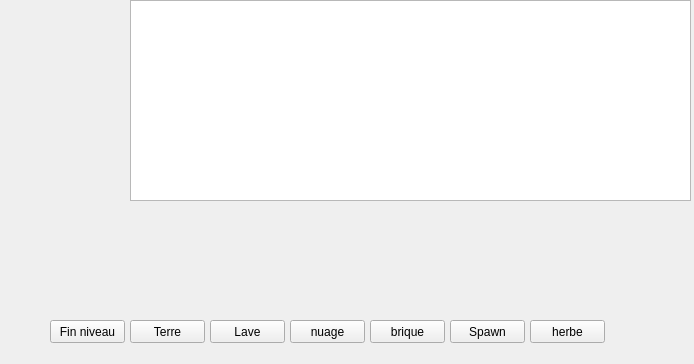
Before: the Qt Designer form mapeditor.ui in PoxProject/Cubipix, drawn with Qt 5.
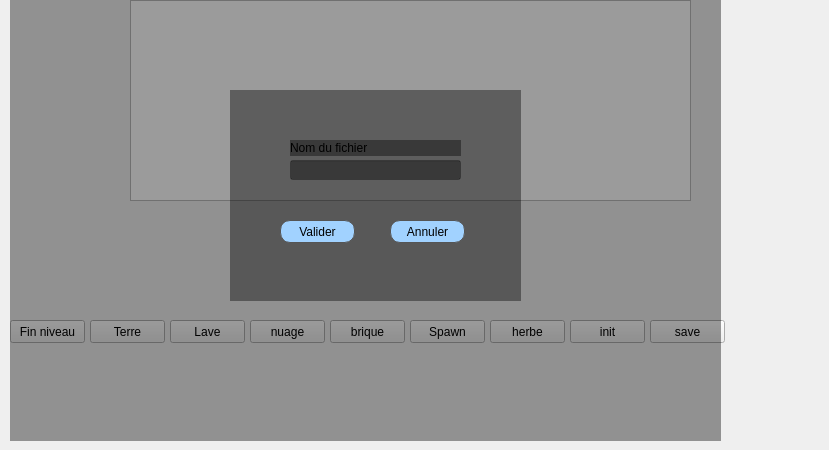
After: the same form once the commit is applied.

```diff
--- a/mapeditor.ui
+++ b/mapeditor.ui
@@ -6,10 +6,19 @@
    <rect>
     <x>0</x>
     <y>0</y>
-    <width>694</width>
-    <height>364</height>
+    <width>829</width>
+    <height>450</height>
    </rect>
   </property>
+  <property name="sizePolicy">
+   <sizepolicy hsizetype="Expanding" vsizetype="Expanding">
+    <horstretch>0</horstretch>
+    <verstretch>0</verstretch>
+   </sizepolicy>
+  </property>
+  <property name="mouseTracking">
+   <bool>true</bool>
+  </property>
   <property name="windowTitle">
    <string>MainWindow</string>
   </property>
@@ -23,13 +32,25 @@
       <height>201</height>
      </rect>
     </property>
+    <property name="sizePolicy">
+     <sizepolicy hsizetype="Fixed" vsizetype="Fixed">
+      <horstretch>0</horstretch>
+      <verstretch>0</verstretch>
+     </sizepolicy>
+    </property>
+    <property name="cursor" stdset="0">
+     <cursorShape>CrossCursor</cursorShape>
+    </property>
+    <property name="mouseTracking">
+     <bool>false</bool>
+    </property>
    </widget>
    <widget class="QWidget" name="widget" native="true">
     <property name="geometry">
      <rect>
-      <x>50</x>
+      <x>10</x>
       <y>320</y>
-      <width>561</width>
+      <width>791</width>
       <height>31</height>
      </rect>
     </property>
@@ -229,14 +250,131 @@
       <bool>false</bool>
      </property>
     </widget>
-    <zorder>pushButton_6</zorder>
-    <zorder>dirtButton</zorder>
-    <zorder>spawnButton</zorder>
-    <zorder>cloudButton</zorder>
-    <zorder>lavaButton</zorder>
-    <zorder>brickButton</zorder>
-    <zorder>endLevelButton</zorder>
-    <zorder>grassButton</zorder>
+    <widget class="QPushButton" name="pushButton">
+     <property name="geometry">
+      <rect>
+       <x>560</x>
+       <y>0</y>
+       <width>75</width>
+       <height>23</height>
+      </rect>
+     </property>
+     <property name="text">
+      <string>init</string>
+     </property>
+    </widget>
+    <widget class="QPushButton" name="saveButton">
+     <property name="geometry">
+      <rect>
+       <x>640</x>
+       <y>0</y>
+       <width>75</width>
+       <height>23</height>
+      </rect>
+     </property>
+     <property name="text">
+      <string>save</string>
+     </property>
+    </widget>
+   </widget>
+   <widget class="QWidget" name="saveWidget" native="true">
+    <property name="geometry">
+     <rect>
+      <x>10</x>
+      <y>0</y>
+      <width>711</width>
+      <height>441</height>
+     </rect>
+    </property>
+    <property name="sizePolicy">
+     <sizepolicy hsizetype="Maximum" vsizetype="Maximum">
+      <horstretch>0</horstretch>
+      <verstretch>0</verstretch>
+     </sizepolicy>
+    </property>
+    <property name="styleSheet">
+     <string notr="true">QWidget {
+	background-color: rgba(0, 0, 0, 100);
+}</string>
+    </property>
+    <widget class="QWidget" name="groupSaveWidget" native="true">
+     <property name="geometry">
+      <rect>
+       <x>220</x>
+       <y>90</y>
+       <width>291</width>
+       <height>211</height>
+      </rect>
+     </property>
+     <property name="styleSheet">
+      <string notr="true">QWidget {
+	background-color: rgba(0, 0, 0, 100);
+}
+
+QPushButton {
+	border: 1px solid rgb(85, 85, 85);
+	border-radius: 10px;
+	background-color: rgb(161, 210, 255);
+}
+
+QPushButton:hover {
+	background-color: rgb(130, 174, 255);
+}
+
+QPushButton:pressed {
+	background-color: rgb(85, 125, 255);
+}</string>
+     </property>
+     <widget class="QLabel" name="nameFileLabel">
+      <property name="geometry">
+       <rect>
+        <x>60</x>
+        <y>50</y>
+        <width>171</width>
+        <height>16</height>
+       </rect>
+      </property>
+      <property name="text">
+       <string>Nom du fichier</string>
+      </property>
+     </widget>
+     <widget class="QLineEdit" name="FileNameLineEdit">
+      <property name="geometry">
+       <rect>
+        <x>60</x>
+        <y>70</y>
+        <width>171</width>
+        <height>20</height>
+       </rect>
+      </property>
+     </widget>
+     <widget class="QPushButton" name="ValidButton">
+      <property name="geometry">
+       <rect>
+        <x>50</x>
+        <y>130</y>
+        <width>75</width>
+        <height>23</height>
+       </rect>
+      </property>
+      <property name="text">
+       <string>Valider</string>
+      </property>
+     </widget>
+     <widget class="QPushButton" name="cancelButton">
+      <property name="geometry">
+       <rect>
+        <x>160</x>
+        <y>130</y>
+        <width>75</width>
+        <height>23</height>
+       </rect>
+      </property>
+      <property name="text">
+       <string>Annuler</string>
+      </property>
+     </widget>
+    </widget>
    </widget>
   </widget>
  </widget>
```
